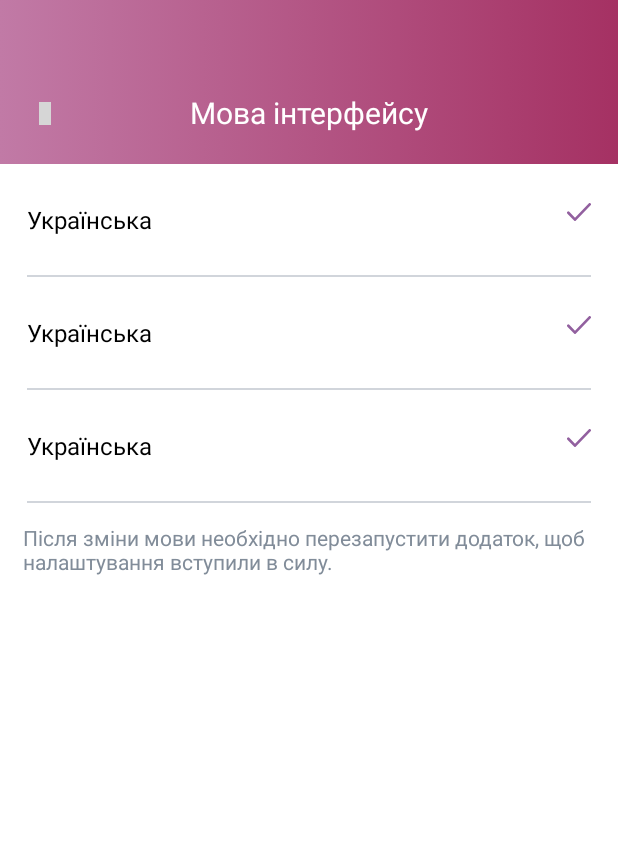
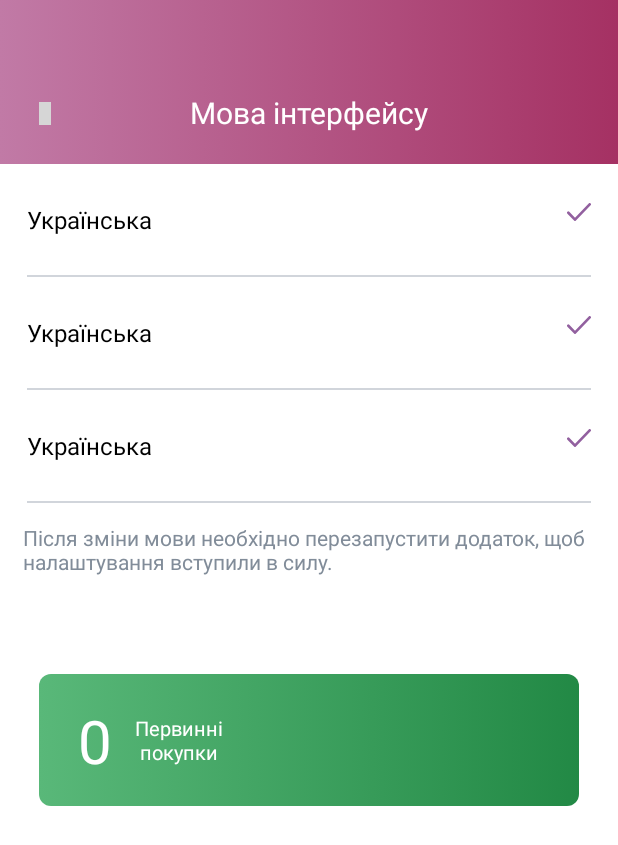
Before and after one commit to nabilskiy/arterium-android, an Android app: the layout fragment_interface_name.xml on its own in the app's theme, with its tools: preview values and no code run, on a phone screen of 412 x 824 dp. Shown: the top 845 px of the screen. Run offline under Robolectric (Android 15) with nearby library versions, the phone set to English and light mode, and no system bars; grey boxes are pictures that could not be loaded.

Commit message:
progress not finished

```diff
--- a/app/src/main/res/layout/fragment_interface_name.xml
+++ b/app/src/main/res/layout/fragment_interface_name.xml
@@ -65,4 +65,14 @@
         android:layout_marginTop="@dimen/_10sdp"
         />
 
+    <com.maritech.arterium.ui.widgets.CustomProgressBar
+        android:layout_width="match_parent"
+        android:layout_height="88dp"
+        app:layout_constraintTop_toBottomOf="@id/tvInterfaceNameDescriptionWhatToDo"
+        app:layout_constraintStart_toStartOf="parent"
+        android:layout_marginTop="@dimen/_50sdp"
+        app:layout_constraintEnd_toEndOf="parent"
+        android:layout_marginHorizontal="@dimen/_20sdp"
+        />
+
 </androidx.constraintlayout.widget.ConstraintLayout>
--- a/app/src/main/res/navigation/mobile_navigation.xml
+++ b/app/src/main/res/navigation/mobile_navigation.xml
@@ -3,7 +3,7 @@
     xmlns:app="http://schemas.android.com/apk/res-auto"
     xmlns:tools="http://schemas.android.com/tools"
     android:id="@+id/mobile_navigation"
-    app:startDestination="@id/myProfileFragment">
+    app:startDestination="@id/interfaceNameFragment">
 
 
     <fragment
--- a/app/src/main/res/values/colors.xml
+++ b/app/src/main/res/values/colors.xml
@@ -14,6 +14,7 @@
     <color name="purple_light">#C17AA6</color>
     <color name="purple_medium">#A53163</color>
     <color name="red">#E64646</color>
-
+    <color name="orange_light">#F4B244</color>
+    <color name="orange_medium">#D98700</color>
 
 </resources>
```
Also changed, not shown: app/src/main/java/com/maritech/arterium/ui/widgets/CustomProgressBar.java (+14 -1 lines), app/src/main/res/drawable/bg_orange_progress_bar.xml (added, +12 -0 lines).
